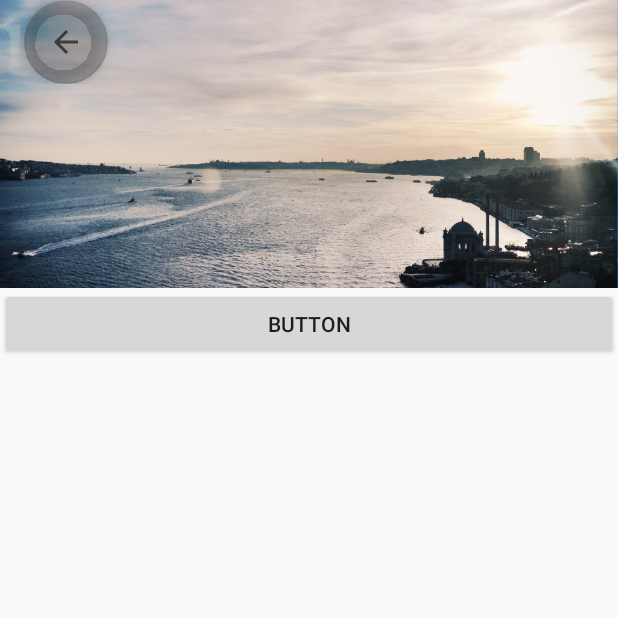
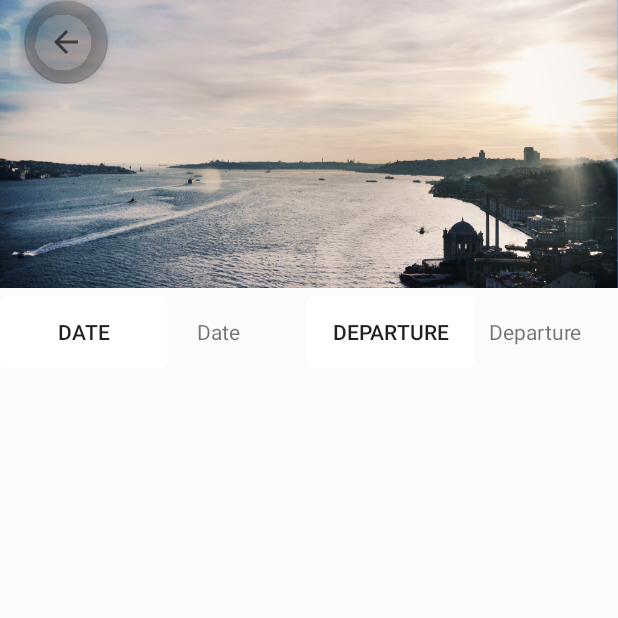
Before and after one commit to 5l1v3r1/myPort, an Android app: the fragment addflight shown on its own in the app's theme, on a phone screen of 412 x 824 dp, the top half of it. Run offline under Robolectric (Android 15) with nearby library versions, the phone set to English and light mode, and no system bars.

Commit message:
added files

```diff
--- a/app/src/main/AndroidManifest.xml
+++ b/app/src/main/AndroidManifest.xml
@@ -9,7 +9,7 @@
         android:roundIcon="@mipmap/ic_launcher_round"
         android:supportsRtl="true"
         android:theme="@style/AppTheme">
-        <activity android:name=".MainActivity">
+        <activity android:name=".Activities.MainActivity">
             <intent-filter>
                 <action android:name="android.intent.action.MAIN" />
                 <category android:name="android.intent.category.LAUNCHER" />
--- a/app/src/main/java/myport/sharkletvecihi/com/myport/MainActivity.java
+++ b/app/src/main/java/myport/sharkletvecihi/com/myport/Activities/MainActivity.java
@@ -1,8 +1,10 @@
-package myport.sharkletvecihi.com.myport;
+package myport.sharkletvecihi.com.myport.Activities;
 
 import android.content.Intent;
 import android.support.v7.app.AppCompatActivity;
 import android.os.Bundle;
+
+import myport.sharkletvecihi.com.myport.R;
 
 public class MainActivity extends AppCompatActivity {
 
--- /dev/null
+++ b/app/src/main/java/myport/sharkletvecihi/com/myport/Adapters/flightadapter.java
@@ -0,0 +1,4 @@
+package myport.sharkletvecihi.com.myport.Adapters;
+
+public class flightadapter {
+}
--- a/app/src/main/java/myport/sharkletvecihi/com/myport/addflight.java
+++ b/app/src/main/java/myport/sharkletvecihi/com/myport/Fragments/addflight.java
@@ -1,4 +1,4 @@
-package myport.sharkletvecihi.com.myport;
+package myport.sharkletvecihi.com.myport.Fragments;
 
 
 import android.os.Bundle;
@@ -6,6 +6,8 @@ import android.support.v4.app.Fragment;
 import android.view.LayoutInflater;
 import android.view.View;
 import android.view.ViewGroup;
+
+import myport.sharkletvecihi.com.myport.R;
 
 
 /**
--- /dev/null
+++ b/app/src/main/java/myport/sharkletvecihi/com/myport/Holders/flightholder.java
@@ -0,0 +1,4 @@
+package myport.sharkletvecihi.com.myport.Holders;
+
+public class flightholder {
+}
--- a/app/src/main/res/layout/activity_main.xml
+++ b/app/src/main/res/layout/activity_main.xml
@@ -5,7 +5,7 @@
     android:layout_width="match_parent"
     android:layout_height="match_parent"
     android:background="#FBFBFB"
-    tools:context="myport.sharkletvecihi.com.myport.MainActivity">
+    tools:context="myport.sharkletvecihi.com.myport.Activities.MainActivity">
 
 
     <TableLayout
--- a/app/src/main/res/layout/flightrow.xml
+++ b/app/src/main/res/layout/flightrow.xml
@@ -1,5 +1,6 @@
 <?xml version="1.0" encoding="utf-8"?>
 <LinearLayout xmlns:android="http://schemas.android.com/apk/res/android"
+    xmlns:app="http://schemas.android.com/apk/res-auto"
     xmlns:tools="http://schemas.android.com/tools"
     android:layout_width="wrap_content"
     android:layout_height="wrap_content"
--- a/app/src/main/res/layout/fragment_addflight.xml
+++ b/app/src/main/res/layout/fragment_addflight.xml
@@ -15,7 +15,7 @@
             app:toolbarId="@+id/toolbar"
             app:layout_scrollFlags="scroll|exitUntilCollapsed"
             app:layout_scrollInterpolator="@android:anim/decelerate_interpolator"
-            app:contentScrim="?attr/colorPrimary"
+            app:contentScrim="@color/colorPrimary"
             >
 
             <ImageView
@@ -48,6 +48,7 @@
     <android.support.v4.widget.NestedScrollView
         android:layout_width="match_parent"
         android:layout_height="match_parent"
+        android:background="#FBFBFB"
         app:layout_behavior="android.support.design.widget.AppBarLayout$ScrollingViewBehavior">
 
         <LinearLayout
@@ -64,14 +65,48 @@
                     android:id="@+id/button2"
                     android:layout_width="wrap_content"
                     android:layout_height="wrap_content"
+                    android:layout_marginRight="20dp"
+                    android:layout_marginTop="5dp"
                     android:layout_weight="1"
-                    android:text="Button" />
+                    android:background="@drawable/button"
+                    android:text="Date" />
+
+                <TextView
+                    android:id="@+id/textView"
+                    android:layout_width="wrap_content"
+                    android:layout_height="wrap_content"
+                    android:layout_marginTop="5dp"
+                    android:layout_weight="1"
+                    android:text="Date" />
+
+                <Button
+                    android:id="@+id/button3"
+                    android:layout_width="wrap_content"
+                    android:layout_height="wrap_content"
+                    android:layout_marginLeft="20dp"
+                    android:layout_marginRight="10dp"
+                    android:layout_marginTop="5dp"
+                    android:layout_weight="1"
+                    android:background="@drawable/button"
+                    android:text="Departure" />
+
+                <TextView
+                    android:id="@+id/textView2"
+                    android:layout_width="wrap_content"
+                    android:layout_height="wrap_content"
+                    android:layout_marginTop="5dp"
+                    android:layout_weight="1"
+                    android:text="Departure"
+                    />
             </LinearLayout>
 
-            <LinearLayout
+            <android.support.v7.widget.RecyclerView
                 android:layout_width="match_parent"
                 android:layout_height="match_parent"
-                android:orientation="horizontal"></LinearLayout>
+                android:layout_marginTop="10dp">
+
+            </android.support.v7.widget.RecyclerView>
+
         </LinearLayout>
     </android.support.v4.widget.NestedScrollView>
 </android.support.design.widget.CoordinatorLayout>
```
